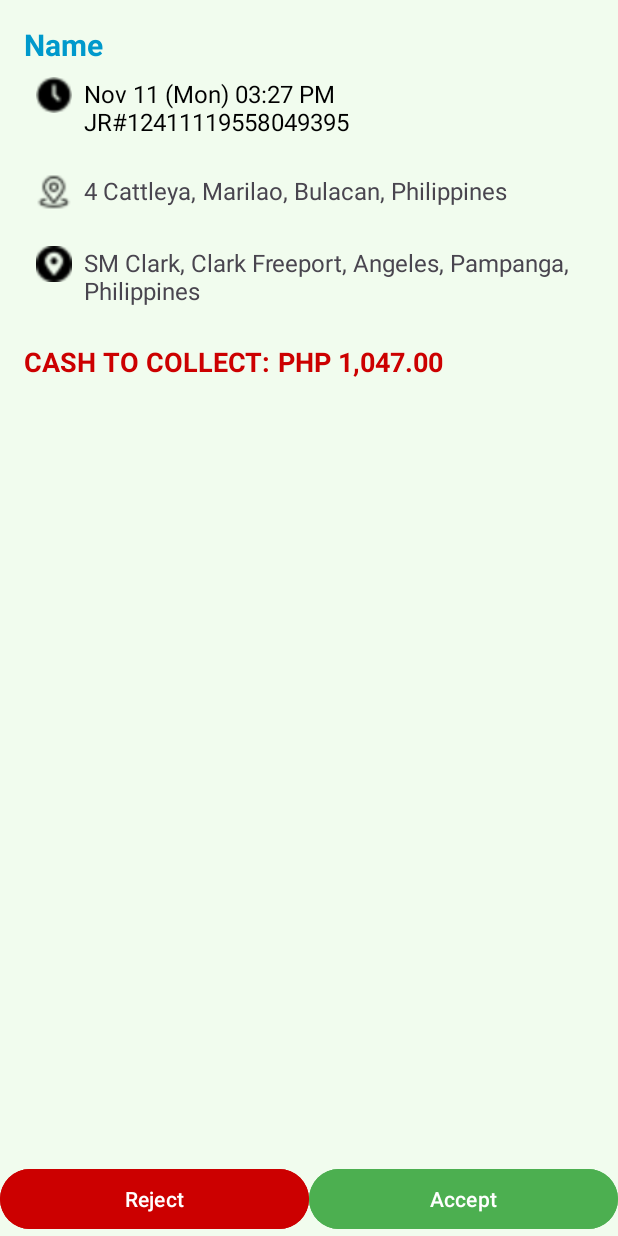
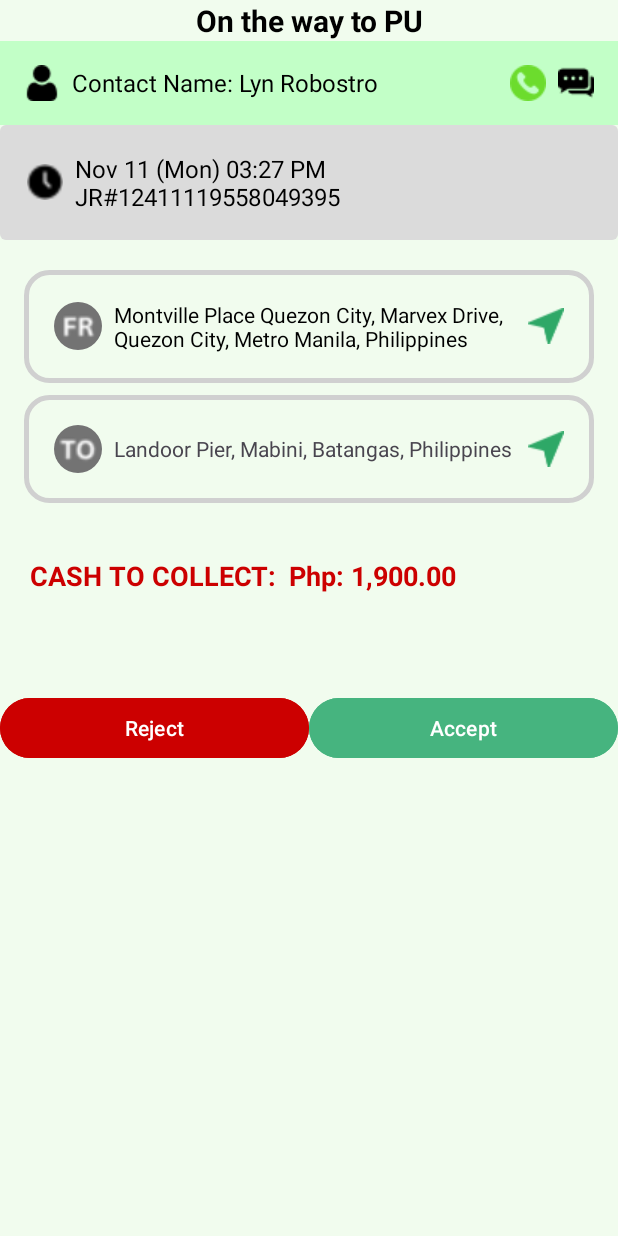
Before and after one commit to Gabteezy/Secure_Ride, an Android app: the layout ride_request_item.xml on its own in the app's theme, with its tools: preview values and no code run, on a phone screen of 412 x 824 dp. Run offline under Robolectric (Android 15) with nearby library versions, the phone set to English and light mode, and no system bars.

Commit message:
updated map commuter and driver

```diff
--- a/app/build.gradle.kts
+++ b/app/build.gradle.kts
@@ -11,7 +11,7 @@ android {
     defaultConfig {
         applicationId = "com.aces.capstone.secureride"
         minSdk = 28
-        targetSdk = 35
+        targetSdk = 34
         versionCode = 1
         versionName = "1.0"
         testInstrumentationRunner = "androidx.test.runner.AndroidJUnitRunner"
--- a/app/src/main/java/com/aces/capstone/secureride/RideRequestAdapter.kt
+++ b/app/src/main/java/com/aces/capstone/secureride/RideRequestAdapter.kt
@@ -16,7 +16,7 @@ class RideRequestAdapter(
 ) : RecyclerView.Adapter<RideRequestAdapter.ViewHolder>() {
 
     inner class ViewHolder(itemView: View) : RecyclerView.ViewHolder(itemView) {
-        val nameTextView: TextView = itemView.findViewById(R.id.nameTextView)
+        val nameTextView: TextView = itemView.findViewById(R.id.contactNameTextView)
         val pickupLocationTextView: TextView = itemView.findViewById(R.id.pickupLocationTextView)
         val dropoffLocationTextView: TextView = itemView.findViewById(R.id.dropoffLocationTextView)
         val totalFareTextView: TextView = itemView.findViewById(R.id.totalFareTextView)
--- a/app/src/main/java/com/aces/capstone/secureride/model/RequestRide.kt
+++ b/app/src/main/java/com/aces/capstone/secureride/model/RequestRide.kt
@@ -19,4 +19,5 @@ data class RideRequest(
     val dropoffLocation: String = "",
     val dropOffLatitude: Double = 0.0,
     val dropOffLongitude: Double = 0.0,
+    val confirmationStatus: Boolean = false
 )
--- a/app/src/main/res/drawable/rounded_background.xml
+++ b/app/src/main/res/drawable/rounded_background.xml
@@ -1,5 +1,12 @@
-<?xml version="1.0" encoding="utf-8"?>
-<selector xmlns:android="http://schemas.android.com/apk/res/android">
-    <solid android:color="@color/green"/>
-    <corners android:radius="40dp"/>
-</selector>
+<shape xmlns:android="http://schemas.android.com/apk/res/android">
+    <!-- Transparent background -->
+    <solid android:color="@android:color/transparent" />
+
+    <!-- Green border -->
+    <stroke
+        android:width="3dp"
+        android:color="@color/stroke" />
+
+    <!-- Rounded corners -->
+    <corners android:radius="15dp" />
+</shape>
--- /dev/null
+++ b/app/src/main/res/drawable/rounded_icon.xml
@@ -0,0 +1,5 @@
+<!-- res/drawable/rounded_icon.xml -->
+<shape xmlns:android="http://schemas.android.com/apk/res/android">
+    <solid android:color="#f1f1f1"/> <!-- Background color for the layout -->
+    <corners android:radius="500dp" /> <!-- Set to 50% to make it a circle -->
+</shape>
--- /dev/null
+++ b/app/src/main/res/drawable/rounded_name.xml
@@ -0,0 +1,4 @@
+<?xml version="1.0" encoding="utf-8"?>
+<shape xmlns:android="http://schemas.android.com/apk/res/android">
+    <solid android:color="@color/background_name"/>
+</shape>
--- /dev/null
+++ b/app/src/main/res/drawable/rounded_rideinfo.xml
@@ -0,0 +1,6 @@
+<?xml version="1.0" encoding="utf-8"?>
+<shape xmlns:android="http://schemas.android.com/apk/res/android">
+
+    <solid android:color="@color/light_grey"/>  <!-- Solid color for background -->
+    <corners android:radius="4dp"/>  <!-- Optional: Adjust corner radius -->
+</shape>
--- a/app/src/main/res/layout/activity_driver_dashboard.xml
+++ b/app/src/main/res/layout/activity_driver_dashboard.xml
@@ -1,4 +1,3 @@
-<?xml version="1.0" encoding="utf-8"?>
 <androidx.constraintlayout.widget.ConstraintLayout xmlns:android="http://schemas.android.com/apk/res/android"
     xmlns:tools="http://schemas.android.com/tools"
     xmlns:app="http://schemas.android.com/apk/res-auto"
@@ -11,7 +10,8 @@
         android:id="@+id/mapFragment"
         android:name="com.google.android.gms.maps.SupportMapFragment"
         android:layout_width="match_parent"
-        android:layout_height="match_parent"/>
+        android:layout_height="match_parent"
+        android:visibility="gone" />
 
     <androidx.recyclerview.widget.RecyclerView
         android:id="@+id/rideRequestsRecyclerView"
--- a/app/src/main/res/layout/ride_request_item.xml
+++ b/app/src/main/res/layout/ride_request_item.xml
@@ -5,34 +5,72 @@
     android:layout_height="match_parent"
     android:background="@color/background_history">
 
-
-    <!-- Ride information -->
-    <LinearLayout
-        android:id="@+id/rideInfoLayout"
-        android:layout_width="match_parent"
-        android:layout_height="match_parent"
-        android:orientation="vertical"
-        android:background="@color/background_history"
-        android:padding="16dp"
-        app:layout_constraintStart_toStartOf="parent"
-        app:layout_constraintEnd_toEndOf="parent">
-
-        <!-- Ride details -->
+    <!-- Header Section with title -->
     <TextView
-            android:id="@+id/nameTextView"
+        android:id="@+id/rideStatusTitle"
         android:layout_width="wrap_content"
         android:layout_height="wrap_content"
-            android:text="Name"
+        android:text="On the way to PU"
         android:textStyle="bold"
         android:textSize="20sp"
-            android:textColor="@android:color/holo_blue_dark"/>
+        android:textColor="@color/black"
+        app:layout_constraintTop_toTopOf="parent"
+        app:layout_constraintStart_toStartOf="parent"
+        app:layout_constraintEnd_toEndOf="parent"
+        android:gravity="center" />
 
+    <!-- Contact Information -->
     <LinearLayout
+        android:id="@+id/nameTextView"
         android:layout_width="match_parent"
         android:layout_height="wrap_content"
         android:orientation="horizontal"
-        android:padding="8dp"
-        android:background="@drawable/rounded_background">
+        android:padding="16dp"
+        android:background="@drawable/rounded_name"
+        app:layout_constraintTop_toBottomOf="@id/rideStatusTitle"
+        app:layout_constraintStart_toStartOf="parent"
+        app:layout_constraintEnd_toEndOf="parent"
+        android:gravity="center_vertical">
+
+        <ImageView
+            android:layout_width="wrap_content"
+            android:layout_height="wrap_content"
+            android:src="@drawable/user"
+            android:layout_marginEnd="8dp"/>
+
+        <TextView
+            android:id="@+id/contactNameTextView"
+            android:layout_width="0dp"
+            android:layout_height="wrap_content"
+            android:layout_weight="1"
+            android:text="Contact Name: Lyn Robostro"
+            android:textSize="16sp"
+            android:textColor="@color/black" />
+
+        <ImageView
+            android:layout_width="wrap_content"
+            android:layout_height="wrap_content"
+            android:src="@drawable/ic_call"
+            android:layout_marginEnd="8dp"/>
+
+        <ImageView
+            android:layout_width="wrap_content"
+            android:layout_height="wrap_content"
+            android:src="@drawable/ic_sms" />
+    </LinearLayout>
+
+    <!-- Ride Information Section -->
+    <LinearLayout
+        android:id="@+id/rideInfoTextViewLayout"
+        android:layout_width="match_parent"
+        android:layout_height="wrap_content"
+        android:orientation="horizontal"
+        android:padding="18dp"
+        android:background="@drawable/rounded_rideinfo"
+        app:layout_constraintTop_toBottomOf="@id/nameTextView"
+        app:layout_constraintStart_toStartOf="parent"
+        app:layout_constraintEnd_toEndOf="parent"
+        android:gravity="center_vertical">
 
         <ImageView
             android:layout_width="24dp"
@@ -47,107 +85,134 @@
             android:text="Nov 11 (Mon) 03:27 PM JR#12411119558049395"
             android:textSize="16sp"
             android:textColor="@color/black"/>
-
     </LinearLayout>
 
-
-        <!-- Distance info -->
-<!--        <TextView-->
-<!--            android:id="@+id/distanceTextView"-->
-<!--            android:layout_width="wrap_content"-->
-<!--            android:layout_height="wrap_content"-->
-<!--            android:text="0.7 KM away from you"-->
-<!--            android:textSize="16sp"-->
-<!--            android:layout_marginTop="8dp"/>-->
-
-        <!-- Pickup and dropoff locations -->
+    <!-- Pickup and Dropoff Locations -->
     <LinearLayout
+        android:id="@+id/pickupDropoffLayout"
         android:layout_width="match_parent"
         android:layout_height="wrap_content"
         android:orientation="vertical"
-            android:layout_marginTop="8dp">
+        android:layout_marginTop="20dp"
+        app:layout_constraintTop_toBottomOf="@id/rideInfoTextViewLayout"
+        app:layout_constraintStart_toStartOf="parent"
+        app:layout_constraintEnd_toEndOf="parent">
 
-            <!-- Pickup location -->
+        <!-- Pickup Location -->
         <LinearLayout
             android:layout_width="match_parent"
             android:layout_height="wrap_content"
             android:orientation="horizontal"
-                android:padding="8dp"
-                android:background="@drawable/rounded_background">
+            android:background="@drawable/rounded_background"
+            android:padding="20dp"
+            android:layout_marginStart="16dp"
+            android:layout_marginEnd="16dp"
+            android:layout_marginBottom="8dp"
+            android:gravity="center_vertical">
 
             <ImageView
-                    android:layout_width="24dp"
-                    android:layout_height="24dp"
-                    android:src="@drawable/ic_location" />
+                android:layout_width="32dp"
+                android:layout_height="32dp"
+                android:src="@drawable/ic_pickup_marker"
+                android:background="@drawable/rounded_icon"
+                android:scaleType="centerCrop"
+                android:clipToOutline="true" />
 
             <TextView
                 android:id="@+id/pickupLocationTextView"
+                android:layout_width="0dp"
+                android:layout_height="wrap_content"
+                android:layout_weight="1"
+                android:textColor="@color/black"
+                android:layout_marginStart="8dp"
+                android:text="Montville Place Quezon City, Marvex Drive, Quezon City, Metro Manila, Philippines"
+                android:textSize="14sp" />
+
+            <ImageView
                 android:layout_width="wrap_content"
                 android:layout_height="wrap_content"
-                    android:layout_marginStart="8dp"
-                    android:text="4 Cattleya, Marilao, Bulacan, Philippines"
-                    android:textSize="16sp" />
+                android:src="@drawable/ic_navigation" />
         </LinearLayout>
 
-            <!-- Dropoff location -->
+        <!-- Dropoff Location -->
         <LinearLayout
             android:layout_width="match_parent"
             android:layout_height="wrap_content"
             android:orientation="horizontal"
-                android:padding="8dp"
+            android:layout_marginStart="16dp"
+            android:layout_marginEnd="16dp"
             android:background="@drawable/rounded_background"
-                android:layout_marginTop="8dp">
+            android:padding="20dp"
+            android:gravity="center_vertical">
 
             <ImageView
-                    android:layout_width="24dp"
-                    android:layout_height="24dp"
-                    android:src="@drawable/round_icon_background" />
+                android:layout_width="32dp"
+                android:layout_height="32dp"
+                android:src="@drawable/ic_dropoff_marker"
+                android:background="@drawable/rounded_icon"
+                android:scaleType="centerCrop"
+                android:clipToOutline="true" />
 
             <TextView
                 android:id="@+id/dropoffLocationTextView"
+                android:layout_width="0dp"
+                android:layout_height="wrap_content"
+                android:layout_weight="1"
+                android:layout_marginStart="8dp"
+                android:text="Landoor Pier, Mabini, Batangas, Philippines"
+                android:textSize="14sp" />
+
+            <ImageView
                 android:layout_width="wrap_content"
                 android:layout_height="wrap_content"
-                    android:layout_marginStart="8dp"
-                    android:text="SM Clark, Clark Freeport, Angeles, Pampanga, Philippines"
-                    android:textSize="16sp" />
+                android:src="@drawable/ic_navigation" />
         </LinearLayout>
     </LinearLayout>
 
-        <!-- Earnings section -->
+    <!-- Driver Earnings -->
     <LinearLayout
+        android:id="@+id/driverEarningsLayout"
         android:layout_width="match_parent"
         android:layout_height="wrap_content"
         android:orientation="horizontal"
-            android:layout_marginTop="16dp">
+        android:layout_marginTop="20dp"
+        android:background="@android:color/transparent"
+        android:gravity="center_vertical"
+        app:layout_constraintTop_toBottomOf="@id/pickupDropoffLayout"
+        app:layout_constraintStart_toStartOf="parent"
+        app:layout_constraintEnd_toEndOf="parent"
+        android:paddingTop="16dp">
 
     <TextView
-                android:id="@+id/cashToCollectLabel"
+        android:id="@+id/driverEarningsTextView"
         android:layout_width="wrap_content"
         android:layout_height="wrap_content"
-                android:text="CASH TO COLLECT: "
+        android:text="CASH TO COLLECT:"
+        android:layout_marginStart="20dp"
+        android:textStyle="bold"
         android:textSize="18sp"
-                android:textStyle="bold"
-                android:textColor="@android:color/holo_red_dark" />
+        android:textColor="@android:color/holo_red_dark"/>
 
     <TextView
         android:id="@+id/totalFareTextView"
         android:layout_width="wrap_content"
         android:layout_height="wrap_content"
-                android:text="PHP 1,047.00"
+        android:text="Php: 1,900.00"
+        android:textStyle="bold"
         android:textSize="18sp"
-                android:textStyle="bold"
-                android:textColor="@android:color/holo_red_dark"/>
-        </LinearLayout>
+        android:textColor="@android:color/holo_red_dark"
+        android:layout_marginStart="8dp"/>
 </LinearLayout>
 
-    <!-- Accept and Reject buttons -->
+
+    <!-- Action Buttons Layout -->
     <LinearLayout
         android:id="@+id/buttonLayout"
-        android:layout_width="0dp"
+        android:layout_width="match_parent"
         android:layout_height="wrap_content"
         android:orientation="horizontal"
-        android:layout_marginBottom="50dp"
-        app:layout_constraintTop_toBottomOf="@id/rideInfoLayout"
+        android:layout_marginBottom="250dp"
+        app:layout_constraintTop_toBottomOf="@id/driverEarningsLayout"
         app:layout_constraintStart_toStartOf="parent"
         app:layout_constraintEnd_toEndOf="parent"
         app:layout_constraintBottom_toBottomOf="parent">
@@ -168,7 +233,7 @@
             android:layout_weight="1"
             android:text="Accept"
             android:textColor="@android:color/white"
-            android:backgroundTint="@color/textSecondary" />
+            android:backgroundTint="@color/green" />
     </LinearLayout>
 
 </androidx.constraintlayout.widget.ConstraintLayout>
--- a/app/src/main/res/values/colors.xml
+++ b/app/src/main/res/values/colors.xml
@@ -18,4 +18,9 @@
     <color name="red">#F44336</color>
     <color name="background_history">#f1fcee</color>
     <color name="yellow">#FFFF00</color>
+    <color name="background_name">#C2FFC7</color>
+    <color name="ride_info">#fffefe</color>
+    <color name="location">#62825D</color>
+    <color name="light_grey">#dbdbdb</color>
+    <color name="stroke">#d0d0d0</color>
 </resources>
```
Also changed, not shown: app/src/main/java/com/aces/capstone/secureride/DriverDashboard.kt (+126 -64 lines), app/src/main/java/com/aces/capstone/secureride/LoginActivity.kt (+0 -29 lines), app/src/main/java/com/aces/capstone/secureride/UserDashboard.kt (+35 -45 lines), app/src/main/res/layout/activity_login.xml (+15 -9 lines), app/src/main/res/layout/activity_login_user.xml (+9 -3 lines), app/src/main/res/drawable/ic_call.png (added), app/src/main/res/drawable/ic_dropoff_marker.png (added), app/src/main/res/drawable/ic_navigation.png (added), app/src/main/res/drawable/ic_pickup_marker.png (added), app/src/main/res/drawable/ic_sms.png (added). Lines whose indentation alone changed are shown as unchanged.
